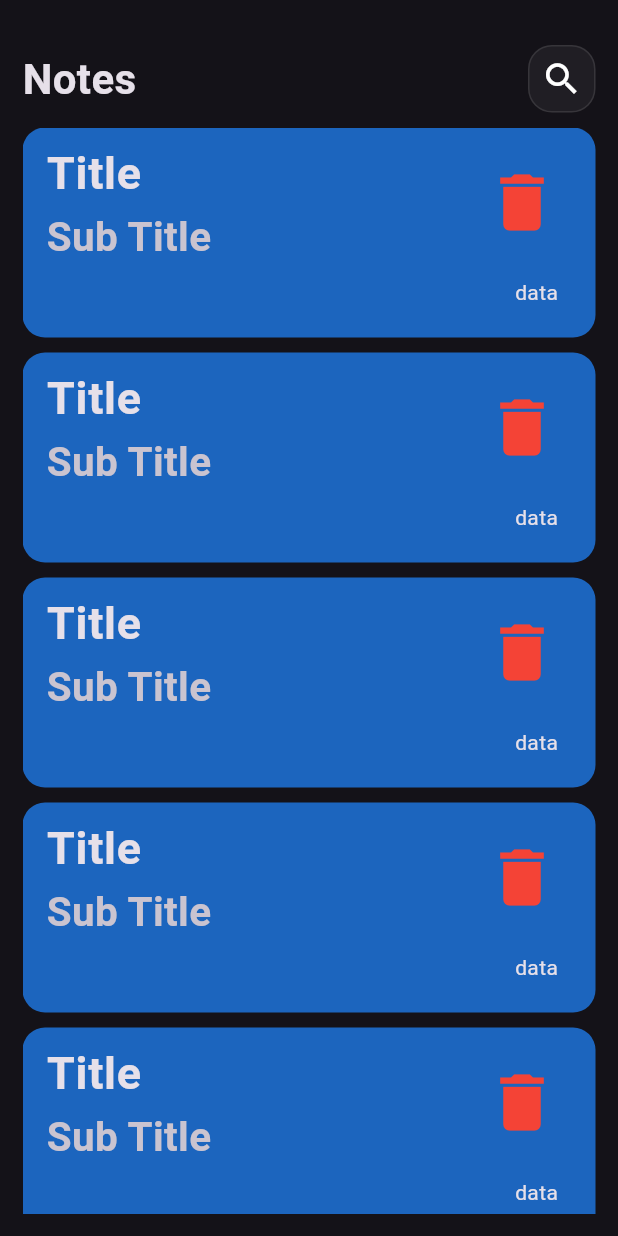
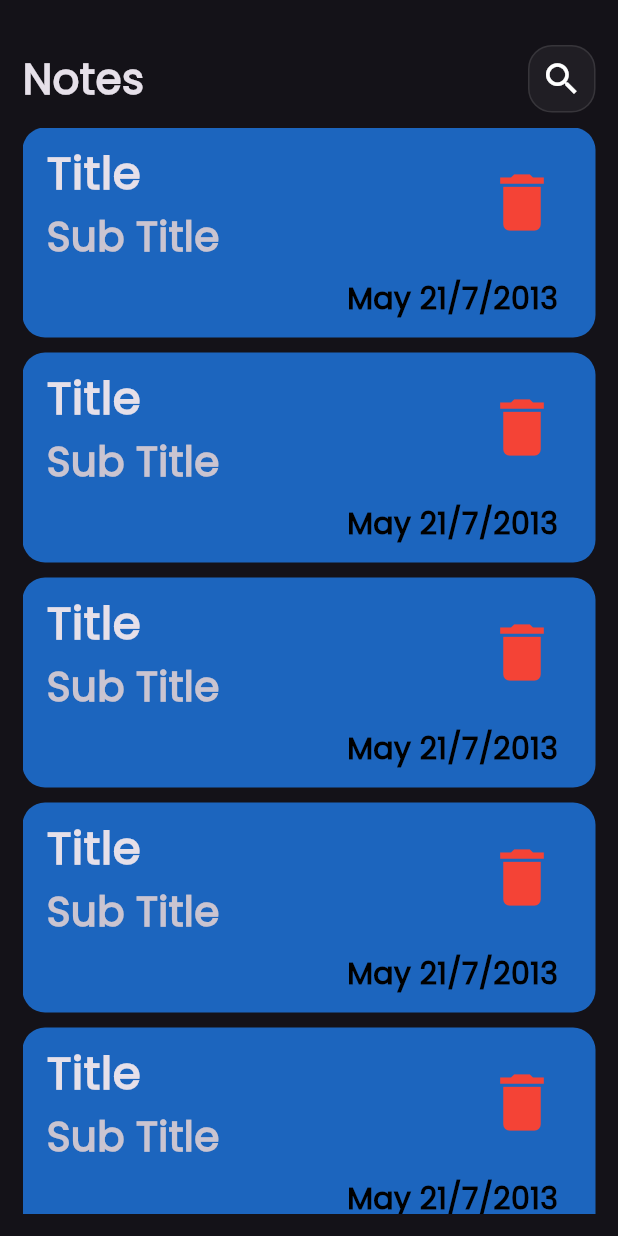
Before and after one commit to MohamedElsay0d/note_app_with_cubit-hive, a Flutter app: the screen it shows after launch, on a phone screen of 412 x 824 dp. Run offline on Flutter 3.47's test engine with Material 3 defaults, Android fonts, the phone set to English and light mode, and no system bars.

Commit message:
set font family

```diff
--- a/lib/main.dart
+++ b/lib/main.dart
@@ -13,7 +13,7 @@ class MainApp extends StatelessWidget {
   Widget build(BuildContext context) {
     return MaterialApp(
       debugShowCheckedModeBanner: false,
-      theme: ThemeData.dark(),
+      theme: ThemeData(brightness: Brightness.dark, fontFamily: 'Poppins'),
       home: const Notesview(),
     );
   }
--- a/lib/widgets/ViewCard.dart
+++ b/lib/widgets/ViewCard.dart
@@ -61,7 +61,15 @@ class NoteCard extends StatelessWidget {
             padding: EdgeInsets.only(right: 25.0),
             child: Row(
               mainAxisAlignment: MainAxisAlignment.end,
-              children: [Text("data")],
+              children: [
+                Text(
+                  "May 21/7/2013",
+                  style: TextStyle(
+                      color: Colors.black,
+                      fontSize: 20,
+                      fontWeight: FontWeight.bold),
+                )
+              ],
             ),
           )
         ],
```
Also changed, not shown: pubspec.yaml (+7 -0 lines), assets/Poppins-Regular.ttf (added), pubspec.lock.
